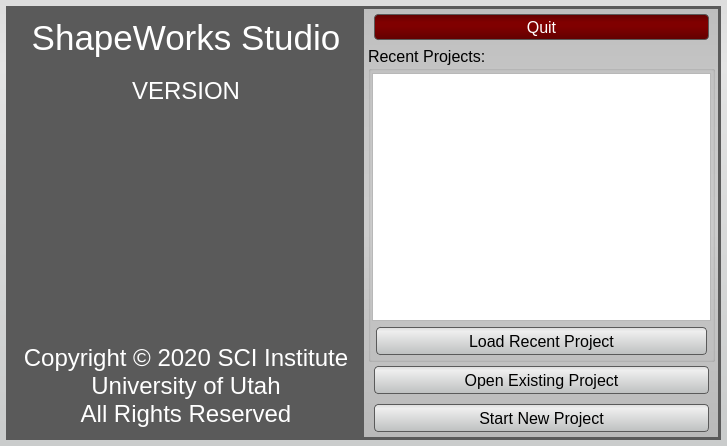
Above: Studio/src/Application/Interface/SplashScreen.ui from SCIInstitute/ShapeWorks before the change. Below: the same form after it.
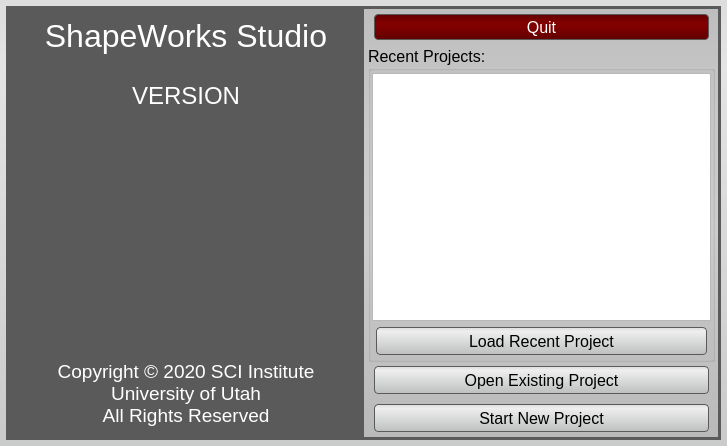
That is the form after the change. Icons and pictures are not drawn.

Commit message: Reducing splash screen font sizes to fit on linux

The edit to the form file:
```diff
--- a/Studio/src/Application/Interface/SplashScreen.ui
+++ b/Studio/src/Application/Interface/SplashScreen.ui
@@ -191,7 +191,7 @@
               </property>
               <property name="font">
                <font>
-                <pointsize>18</pointsize>
+                <pointsize>14</pointsize>
                </font>
               </property>
               <property name="text">
@@ -287,7 +287,7 @@
               </property>
               <property name="font">
                <font>
-                <pointsize>26</pointsize>
+                <pointsize>24</pointsize>
                </font>
               </property>
               <property name="text">
```
